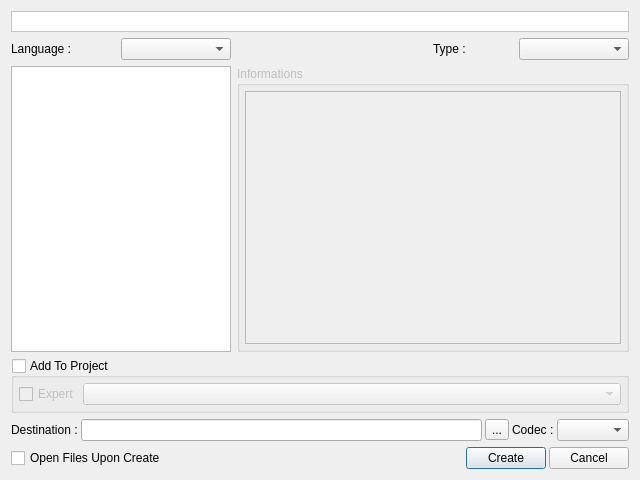
Above: v2/branches/dev/monkey/src/templatesmanager/ui/UITemplatesWizard.ui from testmana2/mks before the change. Below: the same form after it.
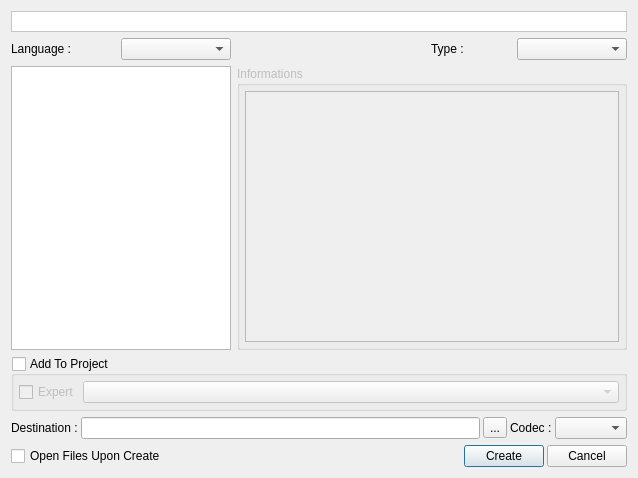
That is the form after the change. Icons and pictures are not drawn. Custom widgets are drawn as their Qt base class.

Diff of the .ui file:
```diff
--- a/v2/branches/dev/monkey/src/templatesmanager/ui/UITemplatesWizard.ui
+++ b/v2/branches/dev/monkey/src/templatesmanager/ui/UITemplatesWizard.ui
@@ -6,8 +6,8 @@
    <rect>
     <x>0</x>
     <y>0</y>
-    <width>640</width>
-    <height>480</height>
+    <width>638</width>
+    <height>478</height>
    </rect>
   </property>
   <property name="windowTitle">
@@ -228,6 +228,9 @@
       </property>
       <item>
        <widget class="QScrollArea" name="saWidgets">
+        <property name="enabled">
+         <bool>false</bool>
+        </property>
         <property name="sizePolicy">
          <sizepolicy hsizetype="Expanding" vsizetype="Expanding">
           <horstretch>0</horstretch>
```
Left out of the diff: 2 changed lines with no effect on the pictures.
